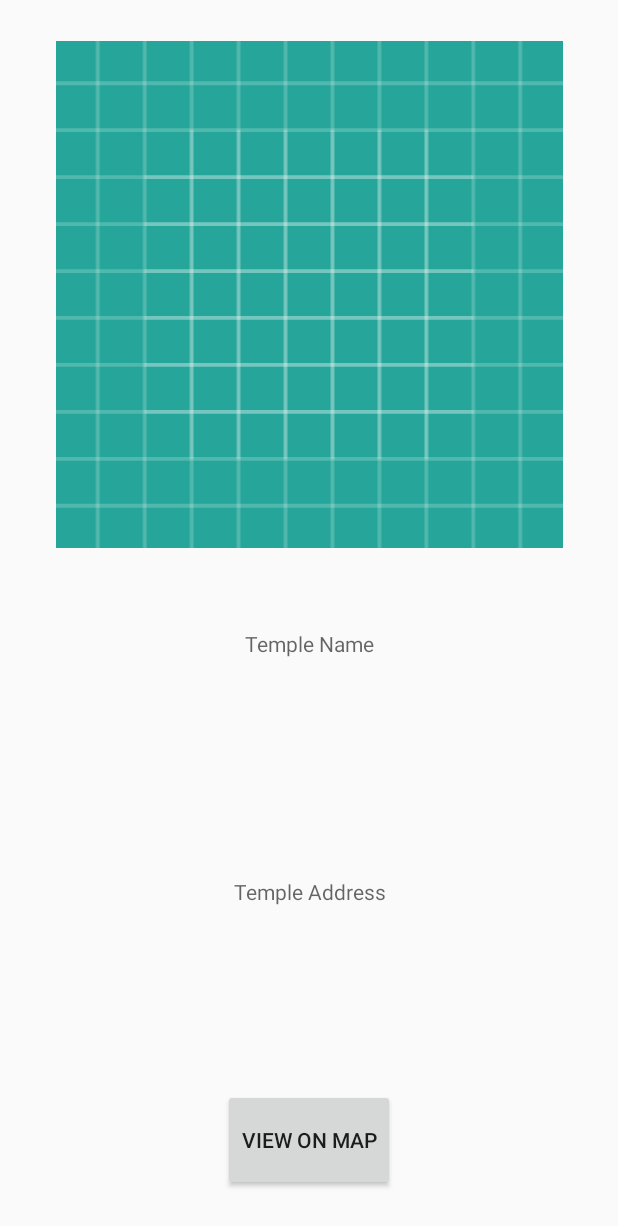
After one commit to vihansolo/108Parshvnath, an Android app: the TemplePlace screen opened directly, with no data from a screen before it, on a phone screen of 412 x 824 dp. The commit adds this screen. Shown: the top 1226 px of the screen. Run offline under Robolectric (Android 15) with nearby library versions, the phone set to English and light mode, and no system bars.

Commit message:
Added temple place activity.

```diff
--- a/app/build.gradle
+++ b/app/build.gradle
@@ -16,7 +16,7 @@ android {
             proguardFiles getDefaultProguardFile('proguard-android.txt'), 'proguard-rules.pro'
         }
     }
-    dexOptions{
+    dexOptions {
         javaMaxHeapSize "4g"
     }
 }
--- a/app/src/main/AndroidManifest.xml
+++ b/app/src/main/AndroidManifest.xml
@@ -19,6 +19,7 @@
                 <category android:name="android.intent.category.LAUNCHER" />
             </intent-filter>
         </activity>
+        <activity android:name=".TemplePlace"></activity>
     </application>
 
 </manifest>
--- /dev/null
+++ b/app/src/main/java/ga/vihanggarud/www/a108parshvnath/TemplePlace.java
@@ -0,0 +1,13 @@
+package ga.vihanggarud.www.a108parshvnath;
+
+import android.support.v7.app.AppCompatActivity;
+import android.os.Bundle;
+
+public class TemplePlace extends AppCompatActivity {
+
+    @Override
+    protected void onCreate(Bundle savedInstanceState) {
+        super.onCreate(savedInstanceState);
+        setContentView(R.layout.activity_temple_place);
+    }
+}
--- /dev/null
+++ b/app/src/main/res/layout/activity_temple_place.xml
@@ -0,0 +1,55 @@
+<?xml version="1.0" encoding="utf-8"?>
+<LinearLayout
+    xmlns:android="http://schemas.android.com/apk/res/android"
+    xmlns:app="http://schemas.android.com/apk/res-auto"
+    xmlns:tools="http://schemas.android.com/tools"
+    android:layout_width="match_parent"
+    android:layout_height="match_parent"
+    android:orientation="vertical"
+    tools:context=".TemplePlace">
+
+    <ImageView
+        android:id="@+id/templeImage"
+        android:layout_width="match_parent"
+        android:layout_height="0dp"
+        android:layout_weight="5"
+        android:layout_marginTop="27dp"
+        android:contentDescription="@string/templeImage"
+        app:srcCompat="@drawable/ic_launcher_background"
+        tools:ignore="VectorDrawableCompat" />
+
+    <TextView
+        android:id="@+id/templeName"
+        android:layout_width="match_parent"
+        android:layout_height="0dp"
+        android:layout_weight="1"
+        android:layout_gravity="center"
+        android:layout_marginTop="30dp"
+        android:layout_marginStart="20dp"
+        android:layout_marginEnd="20dp"
+        android:gravity="center"
+        android:hint="@string/templeName" />
+
+    <TextView
+        android:id="@+id/templeAddress"
+        android:layout_width="match_parent"
+        android:layout_height="0dp"
+        android:layout_weight="3"
+        android:layout_gravity="center"
+        android:layout_marginTop="30dp"
+        android:layout_marginStart="20dp"
+        android:layout_marginEnd="20dp"
+        android:gravity="center"
+        android:hint="@string/templeAddress" />
+
+    <Button
+        android:id="@+id/gMap"
+        android:layout_width="wrap_content"
+        android:layout_height="0dp"
+        android:layout_weight="1"
+        android:layout_gravity="center"
+        android:layout_marginBottom="30dp"
+        android:layout_marginTop="30dp"
+        android:text="@string/map_button" />
+
+</LinearLayout>
--- a/app/src/main/res/values/strings.xml
+++ b/app/src/main/res/values/strings.xml
@@ -19,4 +19,9 @@
     //list_item.xml
     <string name="templeImage">Temple Image</string>
 
+    //activity_temple_place.xml
+    <string name="templeName">Temple Name</string>
+    <string name="templeAddress">Temple Address</string>
+    <string name="map_button">View on Map</string>
+
 </resources>
```
